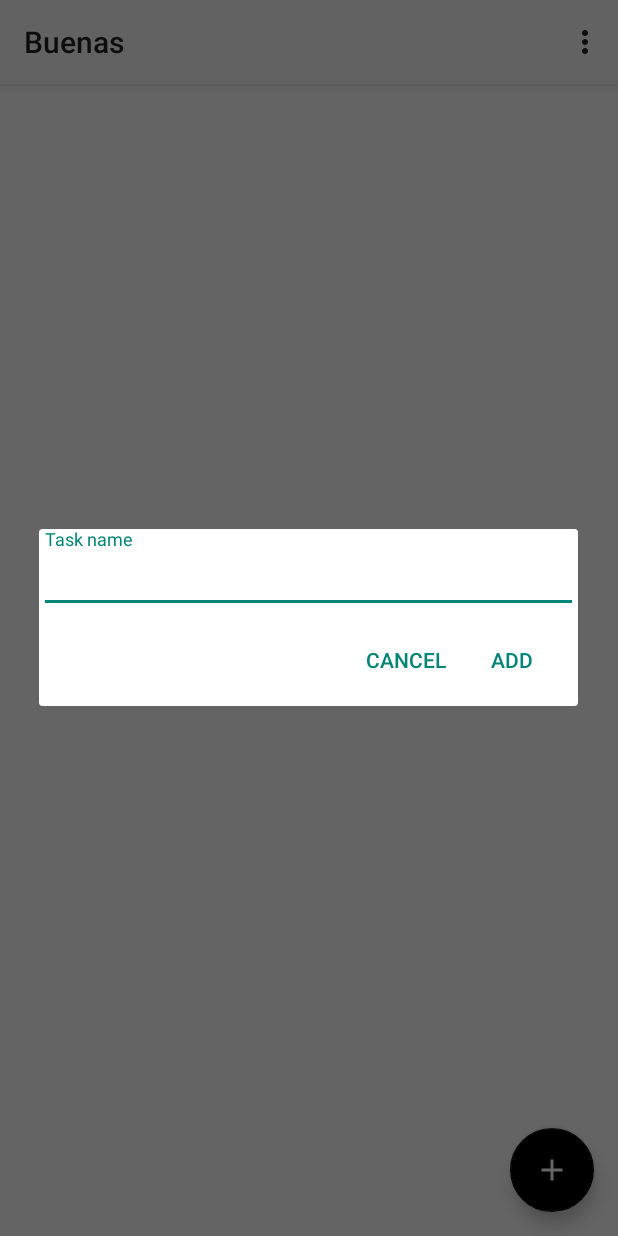
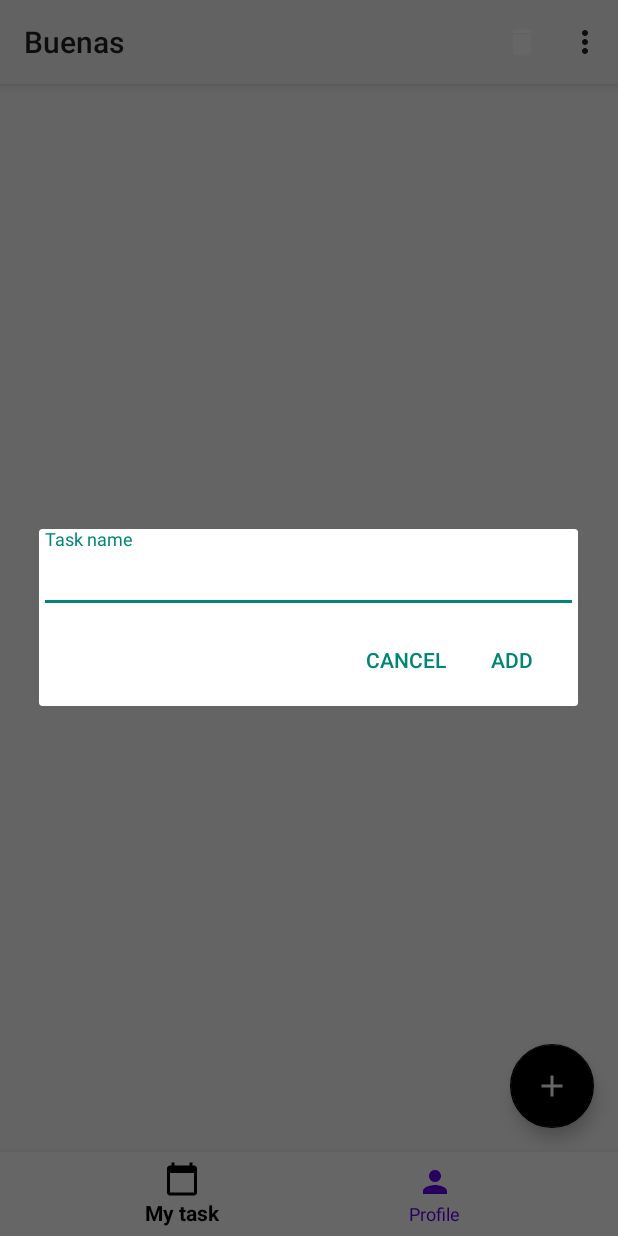
Before and after one commit to nataliavar/PrimerApp, an Android app: the MainActivity screen opened directly, with no data from a screen before it, after a tap on an icon or button, on a phone screen of 412 x 824 dp. Run offline under Robolectric (Android 15) with nearby library versions, the phone set to English and light mode, and no system bars.

Commit message:
clase viernes 4 setiembre

```diff
--- a/app/build.gradle
+++ b/app/build.gradle
@@ -31,6 +31,7 @@ dependencies {
     implementation "androidx.coordinatorlayout:coordinatorlayout:1.1.0"
     // -- libreria de google para convertir Array a JSON y viceversa
     implementation 'com.google.code.gson:gson:2.8.6'
+    implementation 'androidx.legacy:legacy-support-v4:1.0.0'
     testImplementation 'junit:junit:4.12'
     androidTestImplementation 'androidx.test.ext:junit:1.1.1'
     androidTestImplementation 'androidx.test.espresso:espresso-core:3.2.0'
--- a/app/src/main/java/cr/ac/ucr/com/primeraapp/MainActivity.java
+++ b/app/src/main/java/cr/ac/ucr/com/primeraapp/MainActivity.java
@@ -1,37 +1,30 @@
 package cr.ac.ucr.com.primeraapp;
 
 import androidx.annotation.NonNull;
-import androidx.appcompat.app.AlertDialog;
 import androidx.appcompat.app.AppCompatActivity;
 import androidx.appcompat.widget.Toolbar;
+import androidx.fragment.app.Fragment;
+import androidx.fragment.app.FragmentActivity;
+import androidx.viewpager.widget.ViewPager;
 
-import android.content.DialogInterface;
 import android.content.Intent;
 import android.os.Bundle;
-import android.view.LayoutInflater;
 import android.view.Menu;
 import android.view.MenuItem;
 import android.view.View;
-import android.widget.AdapterView;
-import android.widget.ArrayAdapter;
-import android.widget.ListView;
 
-import com.google.android.material.textfield.TextInputEditText;
-import com.google.gson.Gson;
+
+import com.google.android.material.bottomnavigation.BottomNavigationView;
 
 import java.util.ArrayList;
-import java.util.Arrays;
 
 import cr.ac.ucr.com.primeraapp.Utils.AppPreferences;
+import cr.ac.ucr.com.primeraapp.adapters.MainViewPagerAdapter;
+import cr.ac.ucr.com.primeraapp.fragments.ToDoListFragment;
 
 public class MainActivity extends AppCompatActivity implements View.OnClickListener {
-
-
-    private ArrayList<String> todosArr;
-    private ArrayAdapter<String> todosAdapter;
-    private ListView lvTodos;
-    private Gson gson;
-    private String todosStr;
+    private  ViewPager pager;
+    private BottomNavigationView bottomNavigationView;
 
     @Override
     protected void onCreate(Bundle savedInstanceState) {
@@ -41,44 +34,46 @@ public class MainActivity extends AppCompatActivity implements View.OnClickListe
         Toolbar toolbar = findViewById(R.id.toolbar);
         toolbar.setTitle("Buenas");
         setSupportActionBar(toolbar);
+        pager = findViewById(R.id.vp_pager);
 
-        gson = new Gson();
-
-        //ListView data
-        lvTodos = findViewById(R.id.lv_todos);
-        todosArr = new ArrayList<>();
-        todosStr = AppPreferences.getInstance(this).getString(AppPreferences.Keys.ITEMS);
-        if (!todosStr.isEmpty()){
-            String [] todosArray = gson.fromJson(todosStr, String[].class);
-            todosArr.addAll(Arrays.asList(todosArray));
-        }
-        todosAdapter = new ArrayAdapter<>(this, android.R.layout.simple_list_item_1, todosArr);
-        lvTodos.setAdapter(todosAdapter);
-        setupListViewListener();
+        bottomNavigationView = findViewById(R.id.bnv_btn_menu);
+        setUpViewPagerListener();
+        setUpBottomNavViewListener();
+        setUpViewPager();
     }
 
-    private void setupListViewListener(){
-        final AppCompatActivity activity = this;
-        lvTodos.setOnItemLongClickListener(new AdapterView.OnItemLongClickListener(){
+    private  void setUpViewPager(){
+        ArrayList<Fragment> fragments = new ArrayList<>();
+
+        fragments.add(ToDoListFragment.newInstance());
+        fragments.add(ToDoListFragment.newInstance());
+
+        MainViewPagerAdapter mainViewPagerAdapter = new MainViewPagerAdapter(getSupportFragmentManager(), fragments);
+
+        pager.setAdapter(mainViewPagerAdapter);
+    }
+    private void setUpBottomNavViewListener() {
+
+        bottomNavigationView.setOnNavigationItemSelectedListener(new BottomNavigationView.OnNavigationItemSelectedListener() {
             @Override
-            public boolean onItemLongClick(AdapterView<?> adapterView, View view, final int i, long l) {
-                AlertDialog.Builder builder = new AlertDialog.Builder(activity);
-                builder.setMessage(R.string.confirm_delete_item)
-                        .setPositiveButton(R.string.yes, new DialogInterface.OnClickListener() {
-                            @Override
-                            public void onClick(DialogInterface dialogInterface, int x) {
-                                todosArr.remove(i);
-                                todosAdapter.notifyDataSetChanged();
-
-                              saveListPreferences();
-                            }
-                        })
-                        .setNegativeButton(R.string.no, null)
-                        .create()
-                        .show();
-                return true;
+            public boolean onNavigationItemSelected(@NonNull MenuItem item) {
+                switch (item.getItemId()){
+                    case R.id.my_task:
+                        pager.setCurrentItem(0);
+                        return true;
+                    case R.id.profile:
+                        pager.setCurrentItem(1);
+                        return true;
+                    default:
+                        return false;
+                }
             }
         });
+
+    }
+
+    private void setUpViewPagerListener() {
+
     }
 
     /*se necesita este metodo para mostrar el menu*/
@@ -93,20 +88,10 @@ public class MainActivity extends AppCompatActivity implements View.OnClickListe
             case R.id.logout:
                 logout();
                 return true;
-            case R.id.clean_list:
-                cleanList();
-                return true;
             default:
                 return super.onOptionsItemSelected(item);
         }
     }
-
-    private void cleanList() {
-        todosArr.clear();
-        todosAdapter.notifyDataSetChanged();
-        this.saveListPreferences();
-    }
-
 
     private void logout() {
         AppPreferences.getInstance(this).clear();
@@ -115,47 +100,8 @@ public class MainActivity extends AppCompatActivity implements View.OnClickListe
         finish();
     }
 
-    private void saveListPreferences(){
-        todosStr = gson.toJson(todosArr);
-        AppPreferences.getInstance(this).put(AppPreferences.Keys.ITEMS, todosStr);
+    @Override
+    public void onClick(View view) {
     }
 
-    @Override
-    public void onClick(View view) {
-        switch (view.getId()){
-            case R.id.fab_add_todo:
-                showAlert();
-                break;
-            default:
-                break;
-        }
-    }
-
-    private void showAlert() {
-
-        AlertDialog.Builder builder = new AlertDialog.Builder(this);
-        LayoutInflater inflater = getLayoutInflater();
-        final View view = inflater.inflate(R.layout.dialog_add_task, null);
-        final AppCompatActivity activity = this;
-
-        builder.setView(view)
-                .setPositiveButton(R.string.add, new DialogInterface.OnClickListener() {
-                    @Override
-                    public void onClick(DialogInterface dialogInterface, int i) {
-                        TextInputEditText etTaskName = view.findViewById(R.id.et_task_name);
-                        String taskName = etTaskName.getText().toString();
-                         if (!taskName.isEmpty()){
-                             todosArr.add(taskName);
-                             todosAdapter.notifyDataSetChanged();
-
-                             saveListPreferences();
-
-                             dialogInterface.dismiss();
-                         }
-                    }
-                })
-                .setNegativeButton(R.string.cancel,null);
-        builder.create();
-        builder.show();
-    }
 }
--- /dev/null
+++ b/app/src/main/java/cr/ac/ucr/com/primeraapp/adapters/MainViewPagerAdapter.java
@@ -0,0 +1,29 @@
+package cr.ac.ucr.com.primeraapp.adapters;
+
+import androidx.annotation.NonNull;
+import androidx.fragment.app.Fragment;
+import androidx.fragment.app.FragmentManager;
+import androidx.fragment.app.FragmentPagerAdapter;
+
+import java.util.ArrayList;
+
+public class MainViewPagerAdapter extends FragmentPagerAdapter {
+
+    private final ArrayList<Fragment> fragments;
+
+    public MainViewPagerAdapter(FragmentManager fragmentManager, ArrayList<Fragment> fragments){
+        super(fragmentManager);
+        this.fragments = fragments;
+    }
+
+    @NonNull
+    @Override
+    public Fragment getItem(int position) {
+        return fragments.get(position);
+    }
+
+    @Override
+    public int getCount() {
+        return  fragments!= null ? fragments.size() : 0;
+    }
+}
--- /dev/null
+++ b/app/src/main/java/cr/ac/ucr/com/primeraapp/fragments/ToDoListFragment.java
@@ -0,0 +1,193 @@
+package cr.ac.ucr.com.primeraapp.fragments;
+
+import android.content.Context;
+import android.content.DialogInterface;
+import android.os.Bundle;
+import android.view.LayoutInflater;
+import android.view.Menu;
+import android.view.MenuInflater;
+import android.view.MenuItem;
+import android.view.View;
+import android.view.ViewGroup;
+import android.widget.AdapterView;
+import android.widget.ArrayAdapter;
+import android.widget.ListView;
+
+import androidx.annotation.NonNull;
+import androidx.annotation.Nullable;
+import androidx.appcompat.app.AlertDialog;
+import androidx.appcompat.app.AppCompatActivity;
+import androidx.fragment.app.Fragment;
+
+import com.google.android.material.floatingactionbutton.FloatingActionButton;
+import com.google.android.material.textfield.TextInputEditText;
+import com.google.gson.Gson;
+
+import java.util.ArrayList;
+import java.util.Arrays;
+
+import cr.ac.ucr.com.primeraapp.R;
+import cr.ac.ucr.com.primeraapp.Utils.AppPreferences;
+
+public class ToDoListFragment extends Fragment implements View.OnClickListener {
+
+    private AppCompatActivity activity;
+    private ArrayList<String> todosArr;
+    private String todosStr;
+    private ListView lvTodos;
+    private Gson gson;
+    private ArrayAdapter<String> arrayAdapter;
+
+    private ToDoListFragment() {
+        // Required empty public constructor
+    }
+
+    public static ToDoListFragment newInstance() {
+        ToDoListFragment fragment = new ToDoListFragment();
+
+        Bundle args = new Bundle();
+
+        fragment.setArguments(args);
+        return fragment;
+    }
+
+
+    //en este metodo creamos los array
+    @Override
+    public void onCreate(Bundle savedInstanceState) {
+        super.onCreate(savedInstanceState);
+        todosArr = new ArrayList<>();
+        todosStr = AppPreferences.getInstance(activity).getString(AppPreferences.Keys.ITEMS);
+        arrayAdapter = new ArrayAdapter<>(activity, android.R.layout.simple_list_item_1, todosArr);
+        gson = new Gson();
+    }
+
+    //en este metodo se crean todas las variables del xml
+    @Override
+    public View onCreateView(LayoutInflater inflater, ViewGroup container,
+                             Bundle savedInstanceState) {
+        View view = inflater.inflate(R.layout.fragment_to_do_list, container, false);
+        lvTodos = view.findViewById(R.id.lv_todos);
+        FloatingActionButton fabAddTask = view.findViewById(R.id.fab_add_todo);
+        fabAddTask.setOnClickListener(this);
+        // Inflate the layout for this fragment
+        return view;
+    }
+
+    //se realizan los llamados en este metodo
+    @Override
+    public void onViewCreated(@NonNull View view, @Nullable Bundle savedInstanceState) {
+        super.onViewCreated(view, savedInstanceState);
+
+        setHasOptionsMenu(true); //para avisar que se tiene opciones en el menu
+
+        if (!todosStr.isEmpty()){
+            String [] todosArray = gson.fromJson(todosStr, String[].class);
+            todosArr.addAll(Arrays.asList(todosArray));
+        }
+        lvTodos.setAdapter(arrayAdapter);
+        setupListViewListener();
+    }
+
+    @Override
+    public void onCreateOptionsMenu(@NonNull Menu menu, @NonNull MenuInflater inflater) {
+        inflater.inflate(R.menu.todos_menu,menu);
+    }
+
+    @Override
+    public boolean onOptionsItemSelected(@NonNull MenuItem item) {
+        switch (item.getItemId()){
+            case R.id.clean_list:
+               cleanList();
+                return true;
+            default:
+                return super.onOptionsItemSelected(item);
+        }
+    }
+
+    @Override
+    public void onAttach(@NonNull Context context) {
+        super.onAttach(context);
+        activity = (AppCompatActivity) context;
+    }
+
+    @Override
+    public void onDetach() {
+        super.onDetach();
+        activity = null;
+    }
+
+    //-----------on click method
+    @Override
+    public void onClick(View view) {
+        switch (view.getId()){
+            case R.id.fab_add_todo:
+                showAlert();
+                break;
+            default:
+                break;
+        }
+    }
+
+
+    private void setupListViewListener(){
+        lvTodos.setOnItemLongClickListener(new AdapterView.OnItemLongClickListener(){
+            @Override
+            public boolean onItemLongClick(AdapterView<?> adapterView, View view, final int i, long l) {
+                AlertDialog.Builder builder = new AlertDialog.Builder(activity);
+                builder.setMessage(R.string.confirm_delete_item)
+                        .setPositiveButton(R.string.yes, new DialogInterface.OnClickListener() {
+                            @Override
+                            public void onClick(DialogInterface dialogInterface, int x) {
+                                todosArr.remove(i);
+                                arrayAdapter.notifyDataSetChanged();
+
+                                saveListPreferences();
+                            }
+                        })
+                        .setNegativeButton(R.string.no, null)
+                        .create()
+                        .show();
+                return true;
+            }
+        });
+    }
+
+    private void saveListPreferences(){
+        todosStr = gson.toJson(todosArr);
+        AppPreferences.getInstance(activity).put(AppPreferences.Keys.ITEMS, todosStr);
+    }
+
+    private void cleanList(){
+        todosArr.clear();
+        arrayAdapter.notifyDataSetChanged();
+        this.saveListPreferences();
+    }
+
+    private void showAlert() {
+        AlertDialog.Builder builder = new AlertDialog.Builder(activity);
+        LayoutInflater inflater = getLayoutInflater();
+        final View view = inflater.inflate(R.layout.dialog_add_task, null);
+
+        builder.setView(view)
+                .setPositiveButton(R.string.add, new DialogInterface.OnClickListener() {
+                    @Override
+                    public void onClick(DialogInterface dialogInterface, int i) {
+                        TextInputEditText etTaskName = view.findViewById(R.id.et_task_name);
+                        String taskName = etTaskName.getText().toString();
+                        if (!taskName.isEmpty()){
+                            todosArr.add(taskName);
+                            arrayAdapter.notifyDataSetChanged();
+
+                            saveListPreferences();
+
+                            dialogInterface.dismiss();
+                        }
+                    }
+                })
+                .setNegativeButton(R.string.cancel,null);
+        builder.create();
+        builder.show();
+    }
+
+}//end of class
--- /dev/null
+++ b/app/src/main/res/drawable/bottom_nav_back.xml
@@ -0,0 +1,19 @@
+<?xml version="1.0" encoding="utf-8"?>
+<layer-list xmlns:android="http://schemas.android.com/apk/res/android">
+
+    <item android:bottom="1dp">
+        <shape android:shape="rectangle">
+            <stroke android:width="1dp" android:color="@color/White"/>
+            <solid android:color="@color/White"/>
+        </shape>
+    </item>
+
+    <item android:top="1dp">
+        <shape android:shape="rectangle">
+            <stroke android:width="1dp"
+                android:color="@color/White"/>
+            <solid android:color="@color/White"/>
+        </shape>
+    </item>
+
+</layer-list>
--- /dev/null
+++ b/app/src/main/res/drawable/bottom_nav_item_back.xml
@@ -0,0 +1,5 @@
+<?xml version="1.0" encoding="utf-8"?>
+<selector xmlns:android="http://schemas.android.com/apk/res/android">
+    <item android:state_checked="true" android:color="@color/Black"/>
+    <item android:color ="#6200EE"/>
+</selector>
--- /dev/null
+++ b/app/src/main/res/drawable/ic_calendar.xml
@@ -0,0 +1,5 @@
+<vector android:height="24dp" android:tint="#FFFFFF"
+    android:viewportHeight="24" android:viewportWidth="24"
+    android:width="24dp" xmlns:android="http://schemas.android.com/apk/res/android">
+    <path android:fillColor="@android:color/white" android:pathData="M20,3h-1L19,1h-2v2L7,3L7,1L5,1v2L4,3c-1.1,0 -2,0.9 -2,2v16c0,1.1 0.9,2 2,2h16c1.1,0 2,-0.9 2,-2L22,5c0,-1.1 -0.9,-2 -2,-2zM20,21L4,21L4,8h16v13z"/>
+</vector>
--- /dev/null
+++ b/app/src/main/res/drawable/ic_delete.xml
@@ -0,0 +1,5 @@
+<vector android:height="24dp" android:tint="#FFFFFF"
+    android:viewportHeight="24" android:viewportWidth="24"
+    android:width="24dp" xmlns:android="http://schemas.android.com/apk/res/android">
+    <path android:fillColor="@android:color/white" android:pathData="M6,19c0,1.1 0.9,2 2,2h8c1.1,0 2,-0.9 2,-2V7H6v12zM19,4h-3.5l-1,-1h-5l-1,1H5v2h14V4z"/>
+</vector>
--- /dev/null
+++ b/app/src/main/res/drawable/ic_profile.xml
@@ -0,0 +1,5 @@
+<vector android:height="24dp" android:tint="#FFFFFF"
+    android:viewportHeight="24" android:viewportWidth="24"
+    android:width="24dp" xmlns:android="http://schemas.android.com/apk/res/android">
+    <path android:fillColor="@android:color/white" android:pathData="M12,12c2.21,0 4,-1.79 4,-4s-1.79,-4 -4,-4 -4,1.79 -4,4 1.79,4 4,4zM12,14c-2.67,0 -8,1.34 -8,4v2h16v-2c0,-2.66 -5.33,-4 -8,-4z"/>
+</vector>
--- a/app/src/main/res/layout/activity_main.xml
+++ b/app/src/main/res/layout/activity_main.xml
@@ -1,5 +1,5 @@
 <?xml version="1.0" encoding="utf-8"?>
-<androidx.coordinatorlayout.widget.CoordinatorLayout
+<RelativeLayout
     xmlns:android="http://schemas.android.com/apk/res/android"
     xmlns:app="http://schemas.android.com/apk/res-auto"
     xmlns:tools="http://schemas.android.com/tools"
@@ -8,9 +8,14 @@
     tools:context=".MainActivity">
 
     <com.google.android.material.appbar.AppBarLayout
+        android:id="@+id/abl_appbar"
         android:layout_width="match_parent"
         android:layout_height="wrap_content"
-        android:theme="@style/ThemeOverlay.AppCompat.ActionBar">
+        android:theme="@style/ThemeOverlay.AppCompat.ActionBar"
+        android:layout_alignParentStart="true"
+        android:layout_alignParentEnd="true"
+        android:layout_alignParentTop="true"
+        >
 
         <androidx.appcompat.widget.Toolbar
             android:id="@+id/toolbar"
@@ -23,23 +28,26 @@
             app:popupTheme="@style/Theme.AppCompat.Light"/>
     </com.google.android.material.appbar.AppBarLayout>
 
-    <ListView
-        android:id="@+id/lv_todos"
+    <androidx.viewpager.widget.ViewPager
+        android:id="@+id/vp_pager"
         android:layout_width="match_parent"
-        android:layout_height="wrap_content"
-        app:layout_behavior="@string/appbar_scrolling_view_behavior"/>
+        android:layout_height="match_parent"
+        android:layout_alignParentEnd="true"
+        android:layout_alignParentStart="true"
+        android:layout_below="@+id/abl_appbar"
+        android:layout_above="@+id/bnv_btn_menu"/>
 
-    <com.google.android.material.floatingactionbutton.FloatingActionButton
-        android:id="@+id/fab_add_todo"
+    <com.google.android.material.bottomnavigation.BottomNavigationView
+        android:id="@+id/bnv_btn_menu"
         android:layout_width="match_parent"
-        android:layout_height="wrap_content"
-        android:layout_gravity="end|bottom"
-        android:layout_marginEnd="16dp"
-        android:layout_marginBottom="16dp"
-        android:clickable="true"
-        android:focusable="true"
-        app:backgroundTint="@color/Black"
-        app:srcCompat="@drawable/ic_add"
-        android:onClick="onClick"/>
+        android:layout_height="?attr/actionBarSize"
+        android:layout_alignParentStart="true"
+        android:layout_alignParentEnd="true"
+        android:layout_alignParentBottom="true"
+        android:background="@drawable/bottom_nav_back"
+        app:itemIconTint="@drawable/bottom_nav_item_back"
+        app:itemTextColor="@drawable/bottom_nav_item_back"
+        app:menu="@menu/buttom_menu"
+        />
 
-</androidx.coordinatorlayout.widget.CoordinatorLayout>
+</RelativeLayout>
--- /dev/null
+++ b/app/src/main/res/layout/fragment_to_do_list.xml
@@ -0,0 +1,26 @@
+<?xml version="1.0" encoding="utf-8"?>
+<androidx.coordinatorlayout.widget.CoordinatorLayout
+    xmlns:android="http://schemas.android.com/apk/res/android"
+    xmlns:app="http://schemas.android.com/apk/res-auto"
+    xmlns:tools="http://schemas.android.com/tools"
+    android:layout_width="match_parent"
+    android:layout_height="match_parent"
+    tools:context="cr.ac.ucr.com.primeraapp.fragments.ToDoListFragment">
+
+    <ListView android:id="@+id/lv_todos"
+        android:layout_width="match_parent"
+        android:layout_height="wrap_content" />
+
+    <com.google.android.material.floatingactionbutton.FloatingActionButton
+        android:id="@+id/fab_add_todo"
+        android:layout_width="match_parent"
+        android:layout_height="wrap_content"
+        android:layout_gravity="end|bottom"
+        android:layout_marginEnd="16dp"
+        android:layout_marginBottom="16dp"
+        android:clickable="true"
+        android:focusable="true"
+        app:backgroundTint="@color/Black"
+        app:srcCompat="@drawable/ic_add" />
+
+</androidx.coordinatorlayout.widget.CoordinatorLayout>
--- /dev/null
+++ b/app/src/main/res/menu/buttom_menu.xml
@@ -0,0 +1,14 @@
+<?xml version="1.0" encoding="utf-8"?>
+<menu xmlns:android="http://schemas.android.com/apk/res/android"
+    xmlns:app="http://schemas.android.com/apk/res-auto">
+
+    <item android:id="@+id/my_task"
+        android:title="@string/my_task"
+        android:icon="@drawable/ic_calendar"
+        app:showAsAction="always"/>
+
+    <item android:id="@+id/profile"
+        android:title="@string/profile"
+        android:icon="@drawable/ic_profile"
+        app:showAsAction="always"/>
+</menu>
--- /dev/null
+++ b/app/src/main/res/menu/todos_menu.xml
@@ -0,0 +1,9 @@
+<?xml version="1.0" encoding="utf-8"?>
+<menu xmlns:android="http://schemas.android.com/apk/res/android"
+    xmlns:app="http://schemas.android.com/apk/res-auto">
+
+    <item android:id="@+id/clean_list"
+        android:title="@string/clean_list"
+        app:showAsAction="ifRoom"
+        android:icon="@drawable/ic_delete"/>
+</menu>
--- a/app/src/main/res/values/strings.xml
+++ b/app/src/main/res/values/strings.xml
@@ -24,5 +24,9 @@
     <string name="yes">yes</string>
     <string name="no">no</string>
     <string name="clean_list">Clean list</string>
+    <!-- TODO: Remove or change this placeholder text -->
+    <string name="hello_blank_fragment">Hello blank fragment</string>
+    <string name="profile">Profile</string>
+    <string name="my_task">My task</string>
 
 </resources>
```
Also changed, not shown: 1 other file.
